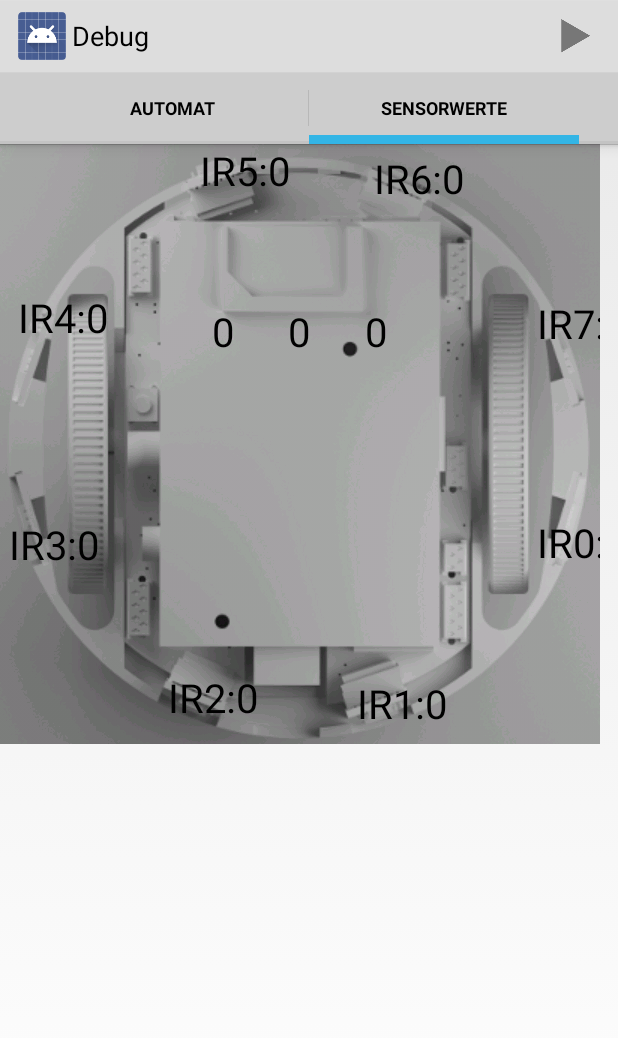
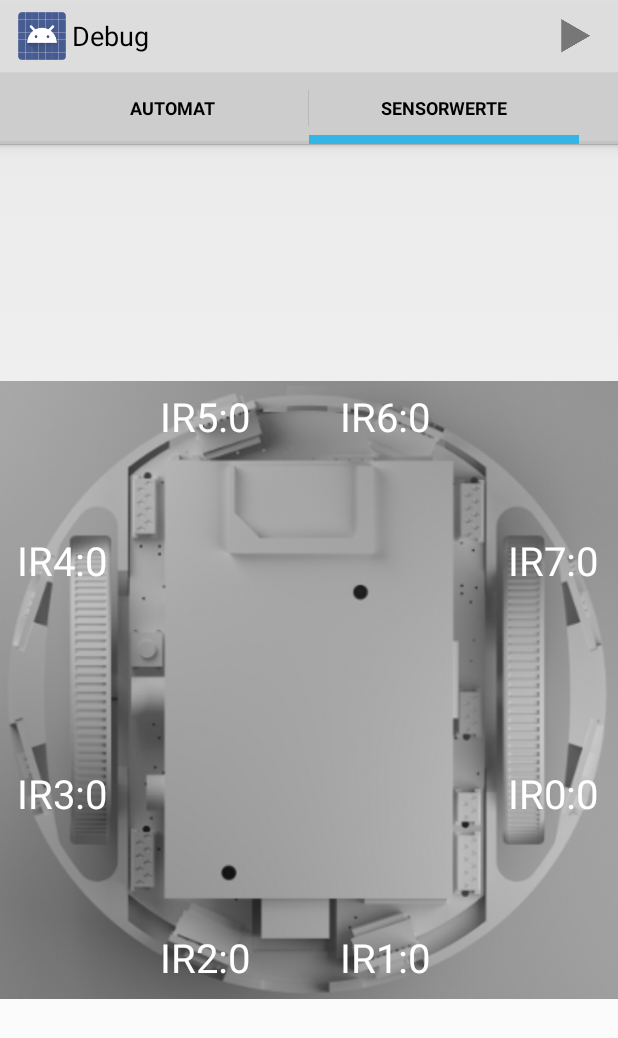
Before and after one commit to iti-luebeck/SmachApp, an Android app: the DebugActivity screen opened directly, with no data from a screen before it, tab 2 chosen, on a phone screen of 412 x 824 dp. Shown: the top 1038 px of the screen. Run offline under Robolectric (Android 15) with nearby library versions, the phone set to English and light mode, and no system bars; 3 statements that could not run were skipped.

Commit message:
Fixed bug when SMACH folder was nonexistent, reworked SensorView to work on tablet, centered text in priority TextView.

```diff
--- a/app/src/main/java/de/uni_luebeck/iti/smachapp/model/XMLSaverLoader.java
+++ b/app/src/main/java/de/uni_luebeck/iti/smachapp/model/XMLSaverLoader.java
@@ -47,12 +47,19 @@ public class XMLSaverLoader {
     private static final String PROP_OPERATOR = "operator";
 
     public static File[] getAllSaves() {
-        return PATH.listFiles(new FilenameFilter() {
+        File[] res = PATH.listFiles(new FilenameFilter() {
             @Override
             public boolean accept(File file, String s) {
                 return s.endsWith(FILE_ENDING);
             }
         });
+
+        if (res == null) {
+            PATH.mkdirs();
+            res = new File[0];
+        }
+
+        return res;
     }
 
     public static boolean doesFileExist(String automatName) {
--- a/app/src/main/java/de/uni_luebeck/iti/smachapp/view/SensorView.java
+++ b/app/src/main/java/de/uni_luebeck/iti/smachapp/view/SensorView.java
@@ -1,14 +1,13 @@
 package de.uni_luebeck.iti.smachapp.view;
 
 import android.content.Context;
-import android.graphics.Bitmap;
-import android.graphics.BitmapFactory;
 import android.graphics.Canvas;
+import android.graphics.Color;
 import android.graphics.Paint;
 import android.graphics.Typeface;
-import android.graphics.drawable.BitmapDrawable;
 import android.util.AttributeSet;
 import android.widget.ImageView;
+import android.widget.LinearLayout;
 
 import de.uni_luebeck.iti.smachapp.app.R;
 import de.uni_luebeck.iti.smachapp.model.DebugModel;
@@ -28,9 +27,6 @@ public class SensorView extends ImageView implements DebugModelObserver {
     private float[] colorY = new float[3];
 
     private Paint paint;
-    private Bitmap image;
-    private Canvas myCanvas;
-    private Bitmap composedImage;
 
     public void setModel(DebugModel model) {
         this.model = model;
@@ -54,60 +50,68 @@ public class SensorView extends ImageView implements DebugModelObserver {
 
     private void setup() {
         paint = new Paint(Paint.ANTI_ALIAS_FLAG);
+        paint.setColor(Color.WHITE);
         paint.setTextSize(40);
         paint.setTypeface(Typeface.DEFAULT);
+        paint.setTextAlign(Paint.Align.CENTER);
 
         irX[0] = 358 / 400f;
-        irY[0] = 276 / 400f;
-        irX[1] = 238 / 400f;
+        irX[1] = 249 / 400f;
+        irX[2] = 133 / 400f;
+        irX[3] = 40 / 400f;
+        irX[4] = 40 / 400f;
+        irX[5] = 133 / 400f;
+        irX[6] = 249 / 400f;
+        irX[7] = 358 / 400f;
+
+        irY[0] = 277 / 400f;
         irY[1] = 383 / 400f;
-        irX[2] = 112 / 400f;
-        irY[2] = 379 / 400f;
-        irX[3] = 6 / 400f;
+        irY[2] = 383 / 400f;
         irY[3] = 277 / 400f;
-        irX[4] = 12 / 400f;
         irY[4] = 126 / 400f;
-        irX[5] = 133 / 400f;
-        irY[5] = 28 / 400f;
-        irX[6] = 249 / 400f;
+        irY[5] = 33 / 400f;
         irY[6] = 33 / 400f;
-        irX[7] = 358 / 400f;
-        irY[7] = 130 / 400f;
+        irY[7] = 126 / 400f;
 
-        colorX[0] = 141/400f;
-        colorY[0] = 135/400f;
-        colorX[1] = 192/400f;
-        colorY[1] = 135/400f;
-        colorX[2] = 243/400f;
-        colorY[2] = 135/400f;
+        colorX[0] = 141 / 400f;
+        colorY[0] = 135 / 400f;
+        colorX[1] = 192 / 400f;
+        colorY[1] = 135 / 400f;
+        colorX[2] = 243 / 400f;
+        colorY[2] = 135 / 400f;
 
-        image = BitmapFactory.decodeResource(getResources(), R.drawable.beep_debug_background);
-        composedImage = Bitmap.createBitmap(image.getWidth(), image.getHeight(), Bitmap.Config.RGB_565);
-        myCanvas = new Canvas(composedImage);
-        this.setImageDrawable(new BitmapDrawable(getResources(), composedImage));
+        LinearLayout.LayoutParams params = new LinearLayout.LayoutParams(LinearLayout.LayoutParams.MATCH_PARENT, LinearLayout.LayoutParams.MATCH_PARENT);
+        this.setLayoutParams(params);
+
+        this.setImageResource(R.drawable.beep_debug_background);
     }
 
     @Override
     protected void onDraw(Canvas canvas) {
-        myCanvas.drawBitmap(image, 0, 0, null);
+        super.onDraw(canvas);
 
-        int width=getMeasuredWidth();
-        int height=getMeasuredHeight();
+        int width = getMeasuredWidth();
+        int height = getMeasuredHeight();
+
+        int offsetX = 0;
+        int offsetY = 0;
+        int size; //the image is square
+
+        if (width > height) {
+            offsetX = (width - height)/2;
+            size = height;
+        } else {
+            offsetY = (height - width)/2;
+            size = width;
+        }
 
         if (model != null) {
             short[] ir = model.getIr();
 
-            for (int i = 0; i < irX.length; i++) {
-                myCanvas.drawText("IR"+i+":"+Short.toString(ir[i]), irX[i]*width, irY[i]*height, paint);
-            }
-
-            int[] colors = model.getGroundColors();
-
-            for (int i = 0; i < colorX.length; i++) {
-                myCanvas.drawText(Integer.toString(colors[i]), colorX[i]*width, colorY[i]*height, paint);
+            for (int i = 0; i < ir.length; i++) {
+                canvas.drawText("IR" + i + ":" + Short.toString(ir[i]), irX[i] * size + offsetX, irY[i] * size + offsetY, paint);
             }
         }
-        super.onDraw(canvas);
     }
 
     @Override
--- a/app/src/main/res/layout/activity_transition_property.xml
+++ b/app/src/main/res/layout/activity_transition_property.xml
@@ -44,10 +44,13 @@
             android:onClick="increasePriority" />
 
         <TextView
-            android:layout_width="100dp"
+            android:layout_width="match_parent"
             android:layout_height="wrap_content"
             android:textAppearance="?android:attr/textAppearanceLarge"
-            android:id="@+id/priority" />
+            android:id="@+id/priority"
+            android:gravity="center"
+            android:textAlignment="center"
+            android:layout_weight="1" />
 
         <Button
             android:layout_width="wrap_content"
```
